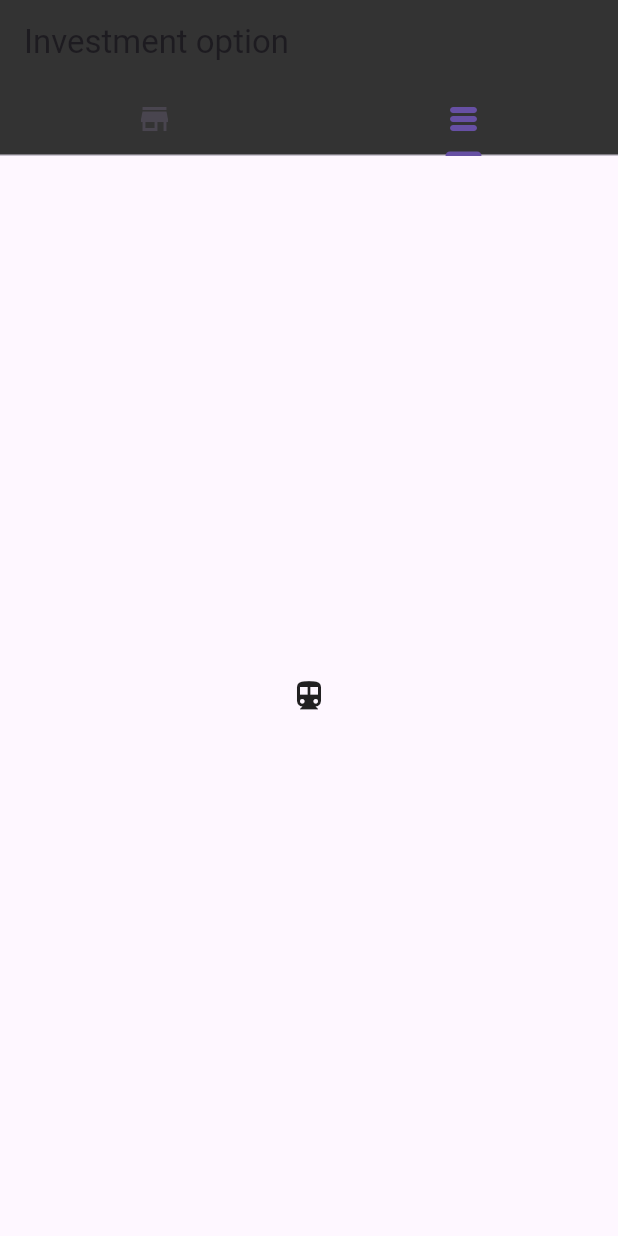
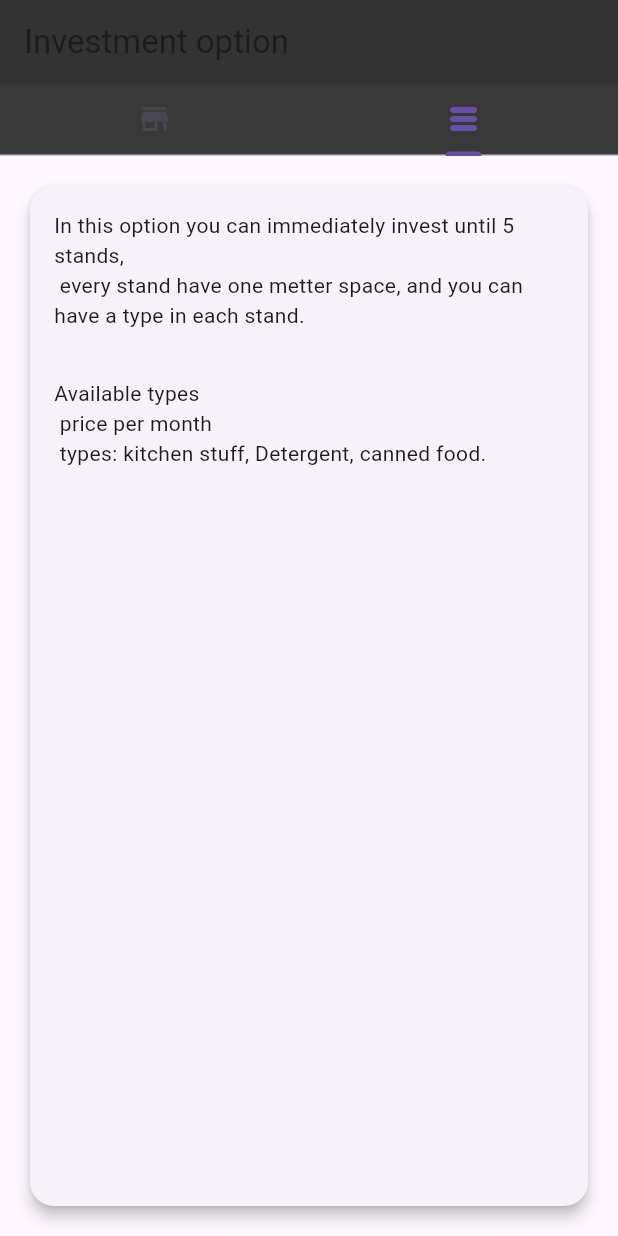
Before and after one commit to sami-MhdAmin/mall-automation-system, a Flutter app: the screen it shows after launch, tab 2 chosen, on a phone screen of 412 x 824 dp. Run offline on Flutter 3.47's test engine with Material 2 defaults, Android fonts, the phone set to English and light mode, and no system bars; our stand-ins replace flutter_vector_icons; network calls fail.

Commit message:
descripe a lilte about stand investment option

```diff
--- a/lib/helpers/app_colors.dart
+++ b/lib/helpers/app_colors.dart
@@ -3,6 +3,7 @@ import 'package:flutter/material.dart';
 class AppColors {
   static Color backgroundL = const Color(0xFFEEEEEE);
   static Color foregroundL = const Color(0xFF333333);
+  static Color backgroundTabBar = Color.fromARGB(255, 56, 56, 56);
   static Color TextFieldFill = const Color(0xFFF5F5F5);
   static Color blue = const Color(0xFF4AAAEF);
 }
--- a/lib/screen/investment_options/investment_options.dart
+++ b/lib/screen/investment_options/investment_options.dart
@@ -1,9 +1,15 @@
 import 'package:flutter/material.dart';
 import 'package:jessy_mall/helpers/app_colors.dart';
+import 'package:jessy_mall/screen/investment_options/widgets/investment_store.dart';
 
 class InvestmentOptions extends StatelessWidget {
   const InvestmentOptions({super.key});
-
+  TabBar get _tabBar => const TabBar(
+        tabs: [
+          Tab(icon: Icon(Icons.store_mall_directory)),
+          Tab(icon: Icon(Icons.table_rows_rounded)),
+        ],
+      );
   @override
   Widget build(BuildContext context) {
     return DefaultTabController(
@@ -11,11 +17,12 @@ class InvestmentOptions extends StatelessWidget {
       child: Scaffold(
         appBar: AppBar(
           backgroundColor: AppColors.foregroundL,
-          bottom: const TabBar(
-            tabs: [
-              Tab(icon: Icon(Icons.store_mall_directory)),
-              Tab(icon: Icon(Icons.table_rows_rounded)),
-            ],
+          bottom: PreferredSize(
+            preferredSize: _tabBar.preferredSize,
+            child: Material(
+              color: AppColors.backgroundTabBar,
+              child: _tabBar,
+            ),
           ),
           title: const Text('Investment option'),
         ),
@@ -26,7 +33,7 @@ class InvestmentOptions extends StatelessWidget {
             //End investment store UI
 
             // began investment stand
-            Icon(Icons.directions_transit),
+            InvestmentStandUI(),
             //end investment stand
           ],
         ),
@@ -36,35 +43,25 @@ class InvestmentOptions extends StatelessWidget {
 }
 
 class Listing {
-  final String photoUrl;
-  final String floor;
   final String space;
   final String type;
   final String price;
 
   Listing({
-    required this.photoUrl,
-    required this.floor,
     required this.space,
     required this.type,
     required this.price,
   });
 }
 
-class InvestmentStoreUI extends StatelessWidget {
+class InvestmentStandUI extends StatelessWidget {
   final List<Listing> listings = [
     Listing(
-      photoUrl:
-          'https://image.cnbcfm.com/api/v1/image/103448059-GettyImages-492843021.jpg?v=1675861201&w=740&h=416&ffmt=webp&vtcrop=y',
-      floor: '3rd floor',
       space: '120 sq. ft.',
       type: 'Snack',
       price: '\$500/year',
     ),
     Listing(
-      photoUrl:
-          'https://image.cnbcfm.com/api/v1/image/103448059-GettyImages-492843021.jpg?v=1675861201&w=740&h=416&ffmt=webp&vtcrop=y',
-      floor: '1st floor',
       space: '80 sq. ft.',
       type: 'Caffe',
       price: '\$400/year',
@@ -75,46 +72,29 @@ class InvestmentStoreUI extends StatelessWidget {
   @override
   Widget build(BuildContext context) {
     return Scaffold(
-      body: ListView.builder(
-        itemCount: listings.length,
-        itemBuilder: (context, index) {
-          return Card(
-            elevation: 2.0,
-            margin: EdgeInsets.all(8.0),
-            child: ListTile(
-              leading: Container(
-                width: 80.0,
-                height: 80.0,
-                decoration: BoxDecoration(
-                  borderRadius: BorderRadius.circular(8.0),
-                  image: DecorationImage(
-                    image: NetworkImage(listings[index].photoUrl),
-                    fit: BoxFit.contain,
-                  ),
-                ),
-              ),
-              title: Text(listings[index].type),
-              subtitle: Column(
-                crossAxisAlignment: CrossAxisAlignment.start,
-                children: [
-                  SizedBox(height: 4.0),
-                  Text(listings[index].floor),
-                  SizedBox(height: 4.0),
-                  Text(listings[index].space),
-                  SizedBox(height: 8.0),
-                  Text(
-                    listings[index].price,
-                    style: TextStyle(
-                      fontWeight: FontWeight.bold,
-                      fontSize: 16.0,
-                    ),
-                  ),
-                ],
-              ),
+        body: Padding(
+      padding: EdgeInsets.all(16.0),
+      child: Card(
+        elevation: 4.0,
+        shape: RoundedRectangleBorder(
+          borderRadius: BorderRadius.circular(16.0),
+        ),
+        child: Column(
+          crossAxisAlignment: CrossAxisAlignment.stretch,
+          children: [
+            Padding(
+              padding: EdgeInsets.all(16.0),
+              child: Text(
+                  "In this option you can immediately invest until 5 stands,\n every stand have one metter space, and you can have a type in each stand."),
             ),
-          );
-        },
+            Padding(
+              padding: EdgeInsets.all(16.0),
+              child: Text(
+                  "Available types\n price per month \n types: kitchen stuff, Detergent, canned food."),
+            ),
+          ],
+        ),
       ),
-    );
+    ));
   }
 }
--- /dev/null
+++ b/lib/screen/investment_options/widgets/investment_store.dart
@@ -0,0 +1,108 @@
+import 'package:flutter/material.dart';
+
+class Listing {
+  final String photoUrl;
+  final String floor;
+  final String space;
+  final String type;
+  final String price;
+
+  Listing({
+    required this.photoUrl,
+    required this.floor,
+    required this.space,
+    required this.type,
+    required this.price,
+  });
+}
+
+class InvestmentStoreUI extends StatelessWidget {
+  final List<Listing> listings = [
+    Listing(
+      photoUrl:
+          'https://image.cnbcfm.com/api/v1/image/103448059-GettyImages-492843021.jpg?v=1675861201&w=740&h=416&ffmt=webp&vtcrop=y',
+      floor: '3rd floor',
+      space: '120 sq. ft.',
+      type: 'Snack',
+      price: '\$500/year',
+    ),
+    Listing(
+      photoUrl:
+          'https://image.cnbcfm.com/api/v1/image/103448059-GettyImages-492843021.jpg?v=1675861201&w=740&h=416&ffmt=webp&vtcrop=y',
+      floor: '1st floor',
+      space: '80 sq. ft.',
+      type: 'Caffe',
+      price: '\$400/year',
+    ),
+    // Add more listings as needed
+  ];
+
+  @override
+  Widget build(BuildContext context) {
+    return Scaffold(
+      body: ListView.builder(
+        itemCount: listings.length,
+        itemBuilder: (context, index) {
+          return Padding(
+            padding: EdgeInsets.all(16.0),
+            child: Card(
+              elevation: 4.0,
+              shape: RoundedRectangleBorder(
+                borderRadius: BorderRadius.circular(16.0),
+              ),
+              child: Column(
+                crossAxisAlignment: CrossAxisAlignment.stretch,
+                children: [
+                  ClipRRect(
+                    borderRadius: BorderRadius.only(
+                      topLeft: Radius.circular(16.0),
+                      topRight: Radius.circular(16.0),
+                    ),
+                    child: Image.network(
+                      listings[index].photoUrl,
+                      height: 200.0,
+                      fit: BoxFit.cover,
+                    ),
+                  ),
+                  Padding(
+                    padding: EdgeInsets.all(16.0),
+                    child: Column(
+                      crossAxisAlignment: CrossAxisAlignment.start,
+                      children: [
+                        Text(
+                          listings[index].type,
+                          style: TextStyle(
+                            fontWeight: FontWeight.bold,
+                            fontSize: 20.0,
+                          ),
+                        ),
+                        SizedBox(height: 8.0),
+                        Text(
+                          'Floor: ${listings[index].floor}',
+                          style: TextStyle(fontSize: 16.0),
+                        ),
+                        SizedBox(height: 8.0),
+                        Text(
+                          'Space: ${listings[index].space}',
+                          style: TextStyle(fontSize: 16.0),
+                        ),
+                        SizedBox(height: 16.0),
+                        Text(
+                          listings[index].price,
+                          style: TextStyle(
+                            fontWeight: FontWeight.bold,
+                            fontSize: 20.0,
+                          ),
+                        ),
+                      ],
+                    ),
+                  ),
+                ],
+              ),
+            ),
+          );
+        },
+      ),
+    );
+  }
+}
```
